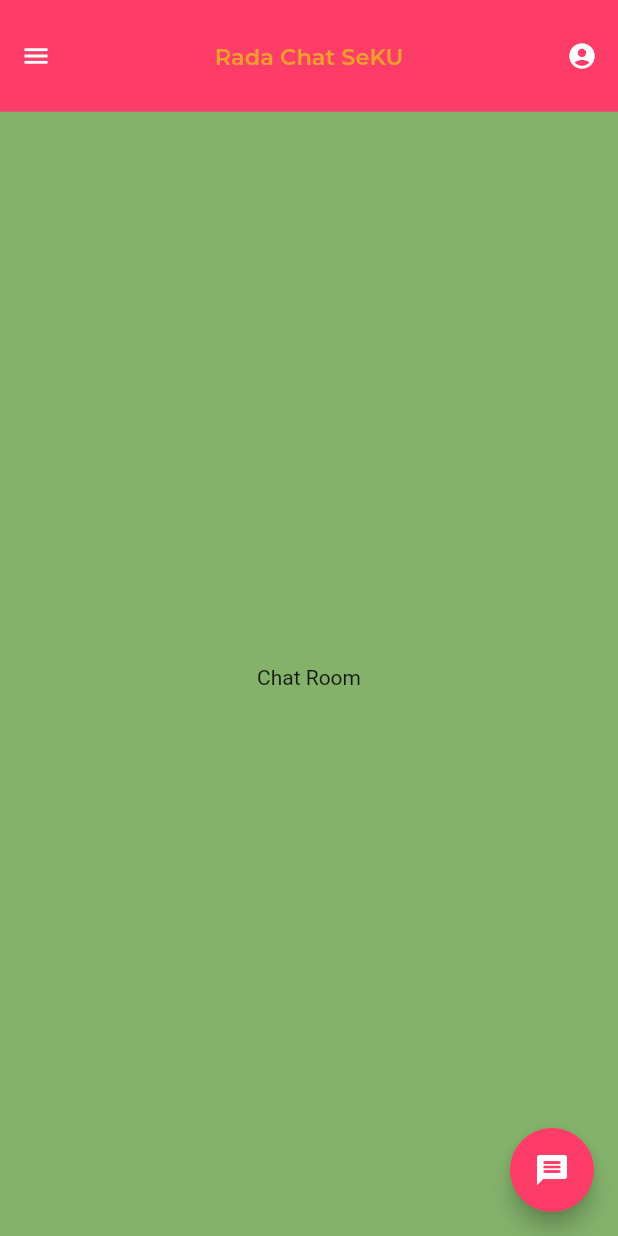
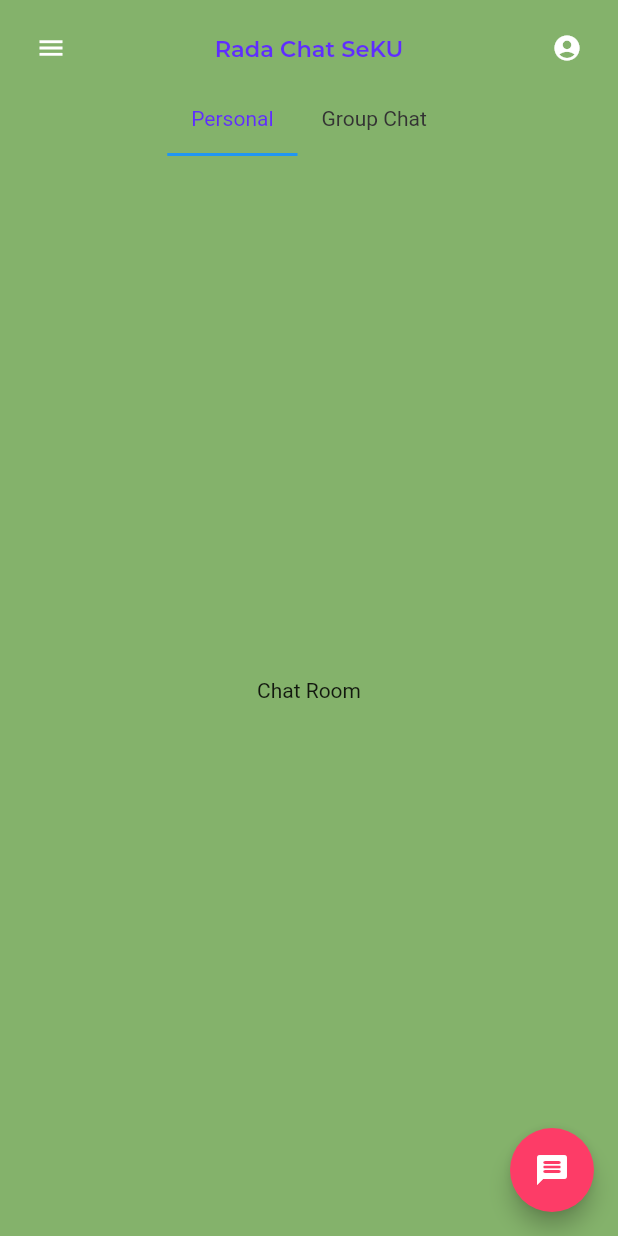
Before and after one commit to denmau-zz/rada_chat, a Flutter app: the screen it shows after launch, on a phone screen of 412 x 824 dp. Run offline on Flutter 3.47's test engine with Material 2 defaults, Android fonts, the phone set to English and light mode, and no system bars.

Commit message:
add tab bar views for chats

```diff
--- a/lib/constants/constants.dart
+++ b/lib/constants/constants.dart
@@ -5,8 +5,7 @@ const kAscentGreen = Color(0xFF84B26B);
 const kSecondaryAppThemeColor = Color(0xFFFD3C67);
 const kTextColorWhite = Color(0xFFFFFFFF);
 const kBlackTextColor = Color(0xFF000000);
-const kOrangeAscent = Color(0xFFF09E2D);
-
+const kOrangeAscent = Color(0xFF5F2DFF);
 
 const kButtonTextStyle = TextStyle(
   fontFamily: 'Montserrat',
@@ -15,7 +14,7 @@ const kButtonTextStyle = TextStyle(
   fontSize: 14,
 );
 
-var kThemedTextTitleStyle = TextStyle(
+const kThemedTextTitleStyle = TextStyle(
   fontFamily: 'Montserrat',
   fontWeight: FontWeight.w600,
   color: kOrangeAscent,
--- a/lib/screens/chat/ChatScreen.dart
+++ b/lib/screens/chat/ChatScreen.dart
@@ -47,46 +47,48 @@ class _ChatScreenState extends State<ChatScreen> {
       ],
     );
 
-    return Scaffold(
+    return DefaultTabController(
+      length: 2,
+      child: Scaffold(
+        backgroundColor: kAscentGreen,
         key: _scaffoldKey,
         drawer: MenuDrawer(),
         body: SafeArea(
-        child: Container(
-          color: kAscentGreen,
+          child: Padding(
+            padding: EdgeInsets.symmetric(horizontal: 10.0, vertical: 8.0),
             child: Column(
-            children: [
-              Expanded(
-                child: Container(
-                  color: kSecondaryAppThemeColor,
-                  child: menuBarIcons,
+              children: <Widget>[
+                menuBarIcons,
+                TabBar(
+                  unselectedLabelColor: Color(0xFF333333),
+                  labelColor: kOrangeAscent,
+                  isScrollable: true,
+                  tabs: [
+                    Tab(
+                      text: 'Personal',
                     ),
+                    Tab(
+                      text: 'Group Chat',
                     ),
-              SizedBox(
-                height: 5.0,
+                  ],
                 ),
                 Expanded(
-                flex: 10,
-                child: Container(
-                  color: Colors.transparent,
-                  child: PageView(
-                    controller: _controller,
-                    children: const <Widget>[
+                  child: TabBarView(
+                    children: [
                       Center(
                         child: Text('Chat Room'),
                       ),
                       Center(
-                        child: Text('Chat Group'),
+                        child: Text('Group Chat'),
                       ),
                     ],
                   ),
                 ),
-              )
               ],
             ),
           ),
         ),
         floatingActionButton: FloatingActionButton(
-        // isExtended: true,
           child: Icon(Icons.message_rounded),
           backgroundColor: kSecondaryAppThemeColor,
           onPressed: () {
@@ -96,6 +98,7 @@ class _ChatScreenState extends State<ChatScreen> {
             ));
           },
         ),
+      ),
     );
   }
 }
```
Lines whose indentation alone changed are shown as unchanged.
